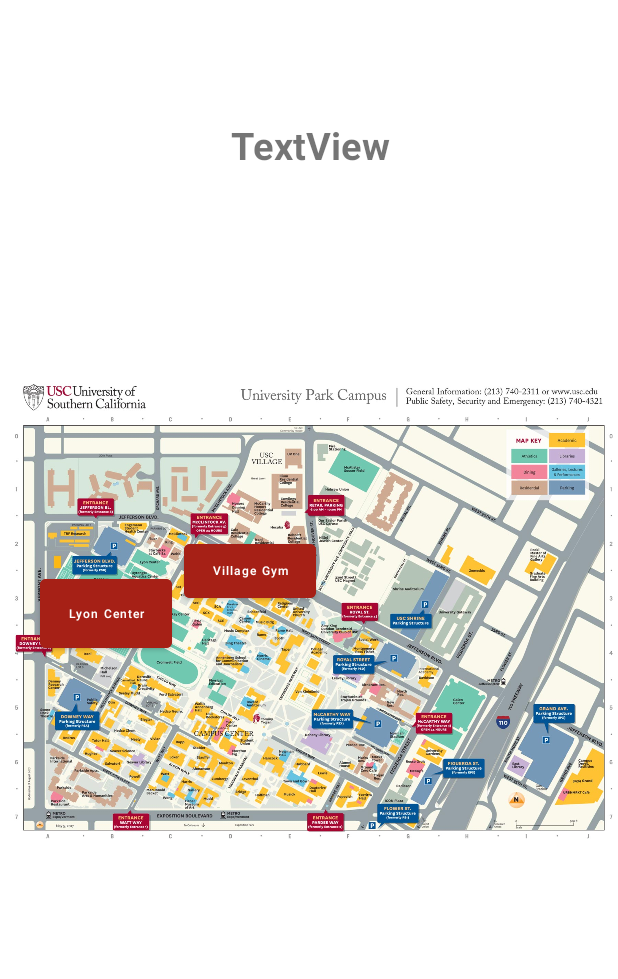
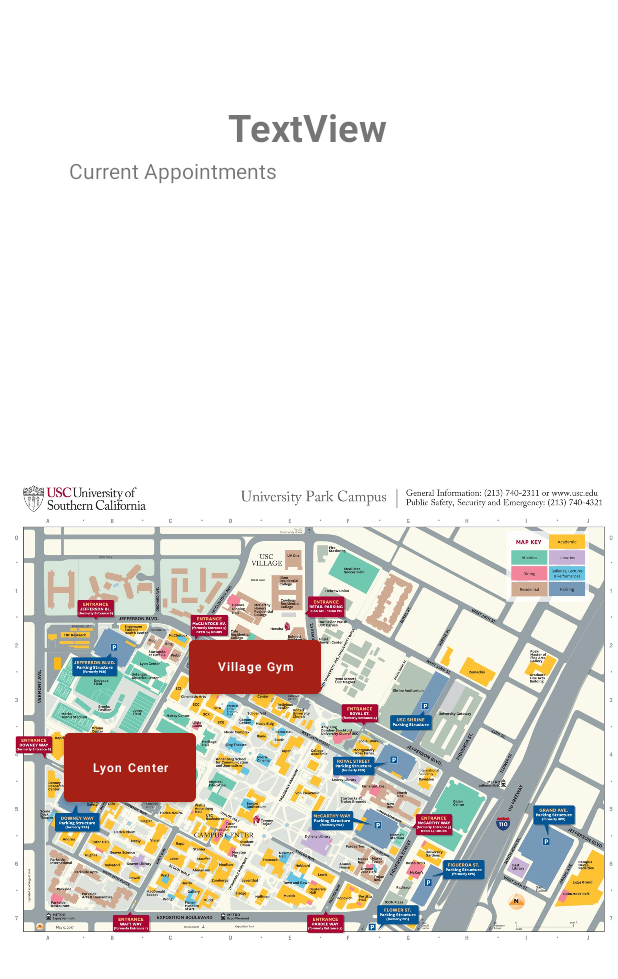
Before and after one commit to alfredmchen/Project2.3, an Android app: the layout activity_main_page.xml on its own in the app's theme, with its tools: preview values and no code run, on a phone screen of 412 x 824 dp. Shown: the top 979 px of the screen. Run offline under Robolectric (Android 15) with nearby library versions, the phone set to English and light mode, and no system bars.

Commit message:
updated main page scrollable current appointment textview

```diff
--- a/app/src/main/java/com/example/uscrecsport/MainPage.java
+++ b/app/src/main/java/com/example/uscrecsport/MainPage.java
@@ -5,6 +5,7 @@ import androidx.appcompat.app.AppCompatActivity;
 import android.app.Activity;
 import android.content.Intent;
 import android.os.Bundle;
+import android.text.method.ScrollingMovementMethod;
 import android.view.View;
 import android.widget.Button;
 import android.widget.TextView;
@@ -19,7 +20,9 @@ public class MainPage extends Activity {
         Button lyon = findViewById(R.id.lyon_button);
         Button village = findViewById(R.id.village_button);
         TextView welcome = findViewById(R.id.welcomeusertextview);
+        TextView currentAppt = findViewById(R.id.currentAppointmentTextView);
         welcome.setText("Welcome " + username);
+        currentAppt.setMovementMethod(new ScrollingMovementMethod());
         lyon.setOnClickListener(new View.OnClickListener() {
             @Override
             public void onClick(View view) {
--- a/app/src/main/res/layout/activity_main_page.xml
+++ b/app/src/main/res/layout/activity_main_page.xml
@@ -9,6 +9,8 @@
         android:id="@+id/imageviewMain"
         android:layout_width="wrap_content"
         android:layout_height="wrap_content"
+        android:layout_alignParentBottom="true"
+        android:layout_marginBottom="-135dp"
         android:contentDescription="@string/usc_map"
         android:src="@drawable/usc_map"
         tools:ignore="ImageContrastCheck" />
@@ -19,14 +21,13 @@
         android:layout_height="58dp"
         android:layout_alignParentEnd="true"
         android:layout_alignParentBottom="true"
-        android:layout_marginEnd="297dp"
-        android:layout_marginBottom="386dp"
+        android:layout_marginEnd="281dp"
+        android:layout_marginBottom="283dp"
         android:backgroundTint="@color/primary_color"
         android:contentDescription="@string/lyon_button"
         android:text="@string/lyon_button"
         android:textAllCaps="false"
-        android:textSize="8sp" />/>
-
+        android:textSize="8sp" />
 
     <Button
         android:id="@+id/village_button"
@@ -34,8 +35,8 @@
         android:layout_height="wrap_content"
         android:layout_alignParentEnd="true"
         android:layout_alignParentBottom="true"
-        android:layout_marginEnd="201dp"
-        android:layout_marginBottom="419dp"
+        android:layout_marginEnd="198dp"
+        android:layout_marginBottom="355dp"
         android:backgroundTint="#A62016"
         android:contentDescription="@string/village_button"
         android:text="@string/village_button"
@@ -44,18 +45,34 @@
 
     <TextView
         android:id="@+id/welcomeusertextview"
-        android:layout_width="218dp"
-        android:layout_height="70dp"
+        android:layout_width="201dp"
+        android:layout_height="46dp"
         android:layout_alignParentStart="true"
         android:layout_alignParentTop="true"
         android:layout_alignParentEnd="true"
         android:layout_alignParentBottom="true"
-        android:layout_marginStart="97dp"
+        android:layout_marginStart="103dp"
         android:layout_marginTop="15dp"
-        android:layout_marginEnd="95dp"
-        android:layout_marginBottom="646dp"
+        android:layout_marginEnd="105dp"
+        android:layout_marginBottom="670dp"
         android:gravity="center"
         android:text="TextView"
-        android:textStyle="bold"
-        android:textSize="25sp"/>
+        android:textSize="25sp"
+        android:textStyle="bold" />
+
+    <TextView
+        android:id="@+id/currentAppointmentTextView"
+        android:layout_width="wrap_content"
+        android:layout_height="147dp"
+        android:layout_alignParentStart="true"
+        android:layout_alignParentTop="true"
+        android:layout_alignParentEnd="true"
+        android:layout_alignParentBottom="true"
+        android:layout_marginStart="46dp"
+        android:layout_marginTop="104dp"
+        android:layout_marginEnd="43dp"
+        android:layout_marginBottom="480dp"
+        android:text="Current Appointments"/>
+
+
 </RelativeLayout>
```
